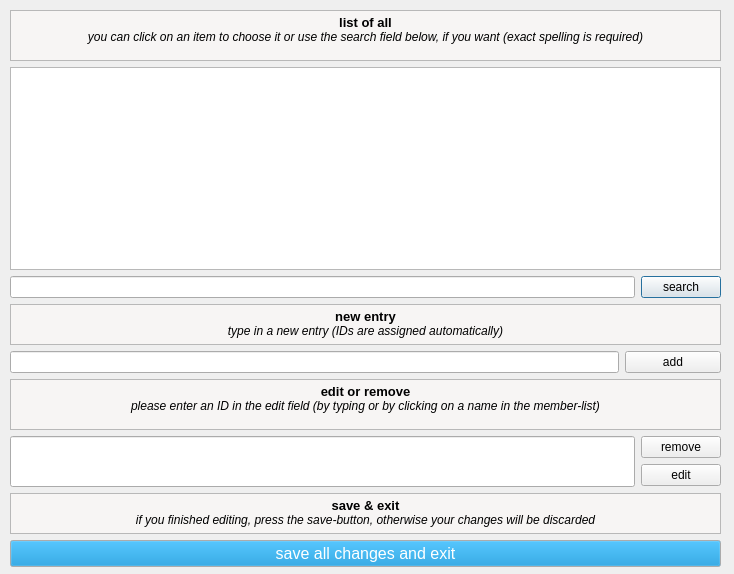
Netsrik80/Activity-Manager, file activityeditor.ui: the form before one commit.
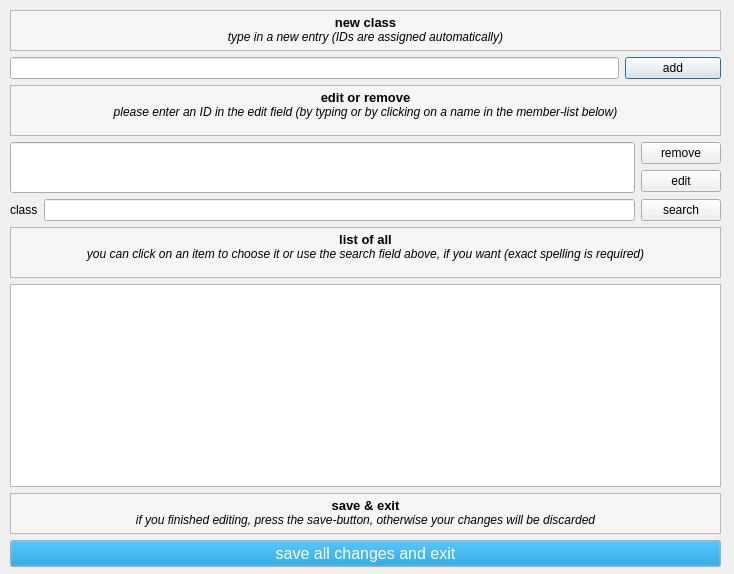
The form after the commit.

Diff of the .ui file:
```diff
--- a/activityeditor.ui
+++ b/activityeditor.ui
@@ -23,101 +23,6 @@
     </rect>
    </property>
    <layout class="QVBoxLayout" name="verticalLayout_9">
-    <item>
-     <widget class="QTextBrowser" name="textBrowser_2">
-      <property name="maximumSize">
-       <size>
-        <width>16777215</width>
-        <height>51</height>
-       </size>
-      </property>
-      <property name="palette">
-       <palette>
-        <active>
-         <colorrole role="Base">
-          <brush brushstyle="SolidPattern">
-           <color alpha="255">
-            <red>247</red>
-            <green>245</green>
-            <blue>244</blue>
-           </color>
-          </brush>
-         </colorrole>
-        </active>
-        <inactive>
-         <colorrole role="Base">
-          <brush brushstyle="SolidPattern">
-           <color alpha="255">
-            <red>247</red>
-            <green>245</green>
-            <blue>244</blue>
-           </color>
-          </brush>
-         </colorrole>
-        </inactive>
-        <disabled>
-         <colorrole role="Base">
-          <brush brushstyle="SolidPattern">
-           <color alpha="255">
-            <red>239</red>
-            <green>235</green>
-            <blue>231</blue>
-           </color>
-          </brush>
-         </colorrole>
-        </disabled>
-       </palette>
-      </property>
-      <property name="focusPolicy">
-       <enum>Qt::NoFocus</enum>
-      </property>
-      <property name="autoFillBackground">
-       <bool>false</bool>
-      </property>
-      <property name="html">
-       <string>&lt;!DOCTYPE HTML PUBLIC &quot;-//W3C//DTD HTML 4.0//EN&quot; &quot;http://www.w3.org/TR/REC-html40/strict.dtd&quot;&gt;
-&lt;html&gt;&lt;head&gt;&lt;meta name=&quot;qrichtext&quot; content=&quot;1&quot; /&gt;&lt;style type=&quot;text/css&quot;&gt;
-p, li { white-space: pre-wrap; }
-&lt;/style&gt;&lt;/head&gt;&lt;body style=&quot; font-family:'Sans Serif'; font-size:9pt; font-weight:400; font-style:normal;&quot;&gt;
-&lt;p align=&quot;center&quot; style=&quot; margin-top:0px; margin-bottom:0px; margin-left:0px; margin-right:0px; -qt-block-indent:0; text-indent:0px;&quot;&gt;&lt;span style=&quot; font-size:10pt; font-weight:600;&quot;&gt;list of all&lt;/span&gt;&lt;/p&gt;
-&lt;p align=&quot;center&quot; style=&quot; margin-top:0px; margin-bottom:0px; margin-left:0px; margin-right:0px; -qt-block-indent:0; text-indent:0px;&quot;&gt;&lt;span style=&quot; font-style:italic;&quot;&gt;you can click on an item to choose it or use the search field below, if you want (exact spelling is required)&lt;/span&gt;&lt;/p&gt;&lt;/body&gt;&lt;/html&gt;</string>
-      </property>
-     </widget>
-    </item>
-    <item>
-     <widget class="QListView" name="QListView_allMembers">
-      <property name="cursor" stdset="0">
-       <cursorShape>PointingHandCursor</cursorShape>
-      </property>
-      <property name="focusPolicy">
-       <enum>Qt::StrongFocus</enum>
-      </property>
-      <property name="accessibleName">
-       <string/>
-      </property>
-     </widget>
-    </item>
-    <item>
-     <layout class="QHBoxLayout" name="horizontalLayout_11">
-      <item>
-       <widget class="QLineEdit" name="lineEdit_search">
-        <property name="focusPolicy">
-         <enum>Qt::StrongFocus</enum>
-        </property>
-       </widget>
-      </item>
-      <item>
-       <widget class="QPushButton" name="pushButton_search">
-        <property name="focusPolicy">
-         <enum>Qt::StrongFocus</enum>
-        </property>
-        <property name="text">
-         <string>search</string>
-        </property>
-       </widget>
-      </item>
-     </layout>
-    </item>
     <item>
      <layout class="QVBoxLayout" name="verticalLayout_7">
       <item>
@@ -176,7 +81,7 @@
 &lt;html&gt;&lt;head&gt;&lt;meta name=&quot;qrichtext&quot; content=&quot;1&quot; /&gt;&lt;style type=&quot;text/css&quot;&gt;
 p, li { white-space: pre-wrap; }
 &lt;/style&gt;&lt;/head&gt;&lt;body style=&quot; font-family:'Sans Serif'; font-size:9pt; font-weight:400; font-style:normal;&quot;&gt;
-&lt;p align=&quot;center&quot; style=&quot; margin-top:0px; margin-bottom:0px; margin-left:0px; margin-right:0px; -qt-block-indent:0; text-indent:0px;&quot;&gt;&lt;span style=&quot; font-size:10pt; font-weight:600;&quot;&gt;new entry&lt;/span&gt;&lt;/p&gt;
+&lt;p align=&quot;center&quot; style=&quot; margin-top:0px; margin-bottom:0px; margin-left:0px; margin-right:0px; -qt-block-indent:0; text-indent:0px;&quot;&gt;&lt;span style=&quot; font-size:10pt; font-weight:600;&quot;&gt;new class&lt;/span&gt;&lt;/p&gt;
 &lt;p align=&quot;center&quot; style=&quot; margin-top:0px; margin-bottom:0px; margin-left:0px; margin-right:0px; -qt-block-indent:0; text-indent:0px;&quot;&gt;&lt;span style=&quot; font-style:italic;&quot;&gt;type in a new entry (IDs are assigned automatically)&lt;/span&gt;&lt;/p&gt;&lt;/body&gt;&lt;/html&gt;</string>
         </property>
        </widget>
@@ -267,7 +172,7 @@
 p, li { white-space: pre-wrap; }
 &lt;/style&gt;&lt;/head&gt;&lt;body style=&quot; font-family:'Sans Serif'; font-size:9pt; font-weight:400; font-style:normal;&quot;&gt;
 &lt;p align=&quot;center&quot; style=&quot; margin-top:0px; margin-bottom:0px; margin-left:0px; margin-right:0px; -qt-block-indent:0; text-indent:0px;&quot;&gt;&lt;span style=&quot; font-size:10pt; font-weight:600;&quot;&gt;edit or remove&lt;/span&gt;&lt;/p&gt;
-&lt;p align=&quot;center&quot; style=&quot; margin-top:0px; margin-bottom:0px; margin-left:0px; margin-right:0px; -qt-block-indent:0; text-indent:0px;&quot;&gt;&lt;span style=&quot; font-style:italic;&quot;&gt;please enter an ID in the edit field (by typing or by clicking on a name in the member-list)&lt;/span&gt;&lt;/p&gt;&lt;/body&gt;&lt;/html&gt;</string>
+&lt;p align=&quot;center&quot; style=&quot; margin-top:0px; margin-bottom:0px; margin-left:0px; margin-right:0px; -qt-block-indent:0; text-indent:0px;&quot;&gt;&lt;span style=&quot; font-style:italic;&quot;&gt;please enter an ID in the edit field (by typing or by clicking on a name in the member-list below)&lt;/span&gt;&lt;/p&gt;&lt;/body&gt;&lt;/html&gt;</string>
       </property>
      </widget>
     </item>
@@ -312,6 +217,108 @@
       </item>
      </layout>
     </item>
+    <item>
+     <layout class="QHBoxLayout" name="horizontalLayout_11">
+      <item>
+       <widget class="QLabel" name="label">
+        <property name="text">
+         <string>class</string>
+        </property>
+       </widget>
+      </item>
+      <item>
+       <widget class="QLineEdit" name="lineEdit_search">
+        <property name="focusPolicy">
+         <enum>Qt::StrongFocus</enum>
+        </property>
+       </widget>
+      </item>
+      <item>
+       <widget class="QPushButton" name="pushButton_search">
+        <property name="focusPolicy">
+         <enum>Qt::StrongFocus</enum>
+        </property>
+        <property name="text">
+         <string>search</string>
+        </property>
+       </widget>
+      </item>
+     </layout>
+    </item>
+    <item>
+     <widget class="QTextBrowser" name="textBrowser_2">
+      <property name="maximumSize">
+       <size>
+        <width>16777215</width>
+        <height>51</height>
+       </size>
+      </property>
+      <property name="palette">
+       <palette>
+        <active>
+         <colorrole role="Base">
+          <brush brushstyle="SolidPattern">
+           <color alpha="255">
+            <red>247</red>
+            <green>245</green>
+            <blue>244</blue>
+           </color>
+          </brush>
+         </colorrole>
+        </active>
+        <inactive>
+         <colorrole role="Base">
+          <brush brushstyle="SolidPattern">
+           <color alpha="255">
+            <red>247</red>
+            <green>245</green>
+            <blue>244</blue>
+           </color>
+          </brush>
+         </colorrole>
+        </inactive>
+        <disabled>
+         <colorrole role="Base">
+          <brush brushstyle="SolidPattern">
+           <color alpha="255">
+            <red>239</red>
+            <green>235</green>
+            <blue>231</blue>
+           </color>
+          </brush>
+         </colorrole>
+        </disabled>
+       </palette>
+      </property>
+      <property name="focusPolicy">
+       <enum>Qt::NoFocus</enum>
+      </property>
+      <property name="autoFillBackground">
+       <bool>false</bool>
+      </property>
+      <property name="html">
+       <string>&lt;!DOCTYPE HTML PUBLIC &quot;-//W3C//DTD HTML 4.0//EN&quot; &quot;http://www.w3.org/TR/REC-html40/strict.dtd&quot;&gt;
+&lt;html&gt;&lt;head&gt;&lt;meta name=&quot;qrichtext&quot; content=&quot;1&quot; /&gt;&lt;style type=&quot;text/css&quot;&gt;
+p, li { white-space: pre-wrap; }
+&lt;/style&gt;&lt;/head&gt;&lt;body style=&quot; font-family:'Sans Serif'; font-size:9pt; font-weight:400; font-style:normal;&quot;&gt;
+&lt;p align=&quot;center&quot; style=&quot; margin-top:0px; margin-bottom:0px; margin-left:0px; margin-right:0px; -qt-block-indent:0; text-indent:0px;&quot;&gt;&lt;span style=&quot; font-size:10pt; font-weight:600;&quot;&gt;list of all&lt;/span&gt;&lt;/p&gt;
+&lt;p align=&quot;center&quot; style=&quot; margin-top:0px; margin-bottom:0px; margin-left:0px; margin-right:0px; -qt-block-indent:0; text-indent:0px;&quot;&gt;&lt;span style=&quot; font-style:italic;&quot;&gt;you can click on an item to choose it or use the search field above, if you want (exact spelling is required)&lt;/span&gt;&lt;/p&gt;&lt;/body&gt;&lt;/html&gt;</string>
+      </property>
+     </widget>
+    </item>
+    <item>
+     <widget class="QListView" name="QListView_allMembers">
+      <property name="cursor" stdset="0">
+       <cursorShape>PointingHandCursor</cursorShape>
+      </property>
+      <property name="focusPolicy">
+       <enum>Qt::StrongFocus</enum>
+      </property>
+      <property name="accessibleName">
+       <string/>
+      </property>
+     </widget>
+    </item>
     <item>
      <widget class="QTextBrowser" name="textBrowser_7">
       <property name="maximumSize">
```
